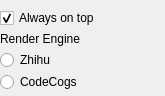
Above: ui/settings.ui from panda2134/PyFormula before the change. Below: the same form after it.
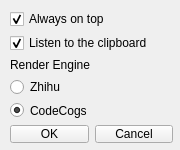
That is the form after the change.

```diff
--- a/ui/settings.ui
+++ b/ui/settings.ui
@@ -9,8 +9,8 @@
    <rect>
     <x>0</x>
     <y>0</y>
-    <width>165</width>
-    <height>96</height>
+    <width>180</width>
+    <height>150</height>
    </rect>
   </property>
   <property name="sizePolicy">
@@ -21,14 +21,14 @@
   </property>
   <property name="minimumSize">
    <size>
-    <width>165</width>
-    <height>96</height>
+    <width>180</width>
+    <height>150</height>
    </size>
   </property>
   <property name="maximumSize">
    <size>
-    <width>165</width>
-    <height>96</height>
+    <width>180</width>
+    <height>150</height>
    </size>
   </property>
   <property name="windowTitle">
@@ -40,10 +40,10 @@
   <widget class="QWidget" name="verticalLayoutWidget">
    <property name="geometry">
     <rect>
-     <x>0</x>
+     <x>10</x>
      <y>10</y>
-     <width>160</width>
-     <height>80</height>
+     <width>163</width>
+     <height>133</height>
     </rect>
    </property>
    <layout class="QVBoxLayout" name="verticalLayout">
@@ -60,6 +60,16 @@
       </property>
      </widget>
     </item>
+    <item>
+     <widget class="QCheckBox" name="listenCheckbox">
+      <property name="text">
+       <string>Listen to the clipboard</string>
+      </property>
+      <property name="checked">
+       <bool>true</bool>
+      </property>
+     </widget>
+    </item>
     <item>
      <widget class="QLabel" name="label">
       <property name="text">
@@ -72,6 +82,9 @@
       <property name="text">
        <string>Zhihu</string>
       </property>
+      <property name="checked">
+       <bool>false</bool>
+      </property>
      </widget>
     </item>
     <item>
@@ -79,8 +92,29 @@
       <property name="text">
        <string>CodeCogs</string>
       </property>
+      <property name="checked">
+       <bool>true</bool>
+      </property>
      </widget>
     </item>
+    <item>
+     <layout class="QHBoxLayout" name="horizontalLayout">
+      <item>
+       <widget class="QPushButton" name="okButton">
+        <property name="text">
+         <string>OK</string>
+        </property>
+       </widget>
+      </item>
+      <item>
+       <widget class="QPushButton" name="cancelButton">
+        <property name="text">
+         <string>Cancel</string>
+        </property>
+       </widget>
+      </item>
+     </layout>
+    </item>
    </layout>
   </widget>
  </widget>
```
Left out of the diff: 44 changed lines with no effect on the pictures.
